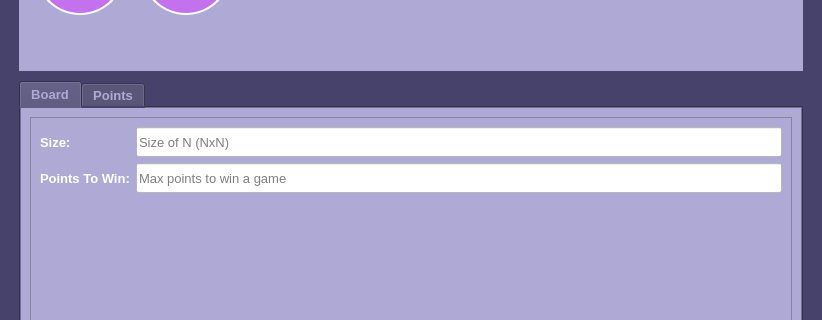
alessandroampala/HCI-Connect4, file res/layout/menu.ui: the form before one commit; both pictures show x 0 to 822 and y 150 to 470 of the 822 by 622 pixel window.
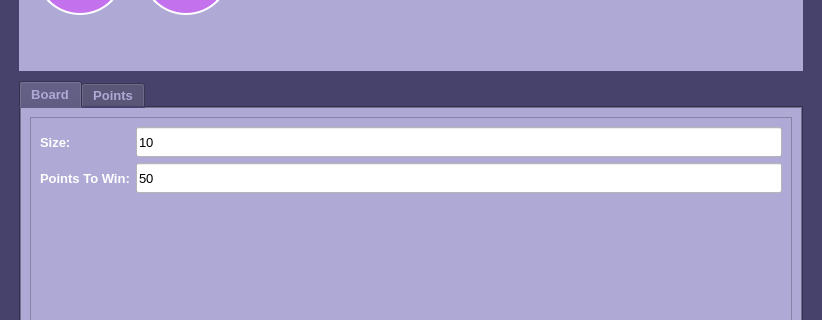
The form after the commit. The open tabs and pages were chosen to show the change.

Commit message: Now Menu window will load preset

```diff
--- a/res/layout/menu.ui
+++ b/res/layout/menu.ui
@@ -451,8 +451,8 @@
               <rect>
                <x>0</x>
                <y>0</y>
-               <width>156</width>
-               <height>90</height>
+               <width>750</width>
+               <height>211</height>
               </rect>
              </property>
              <property name="styleSheet">
@@ -502,6 +502,9 @@
                   <bold>false</bold>
                  </font>
                 </property>
+                <property name="text">
+                 <string>50</string>
+                </property>
                 <property name="placeholderText">
                  <string>Max points to win a game</string>
                 </property>
@@ -552,7 +555,7 @@
                  <string notr="true"/>
                 </property>
                 <property name="text">
-                 <string/>
+                 <string>10</string>
                 </property>
                 <property name="placeholderText">
                  <string>Size of N (NxN)</string>
```
Left out of the diff: 10 changed lines with no effect on the pictures. The commit also changes 1 other file.
